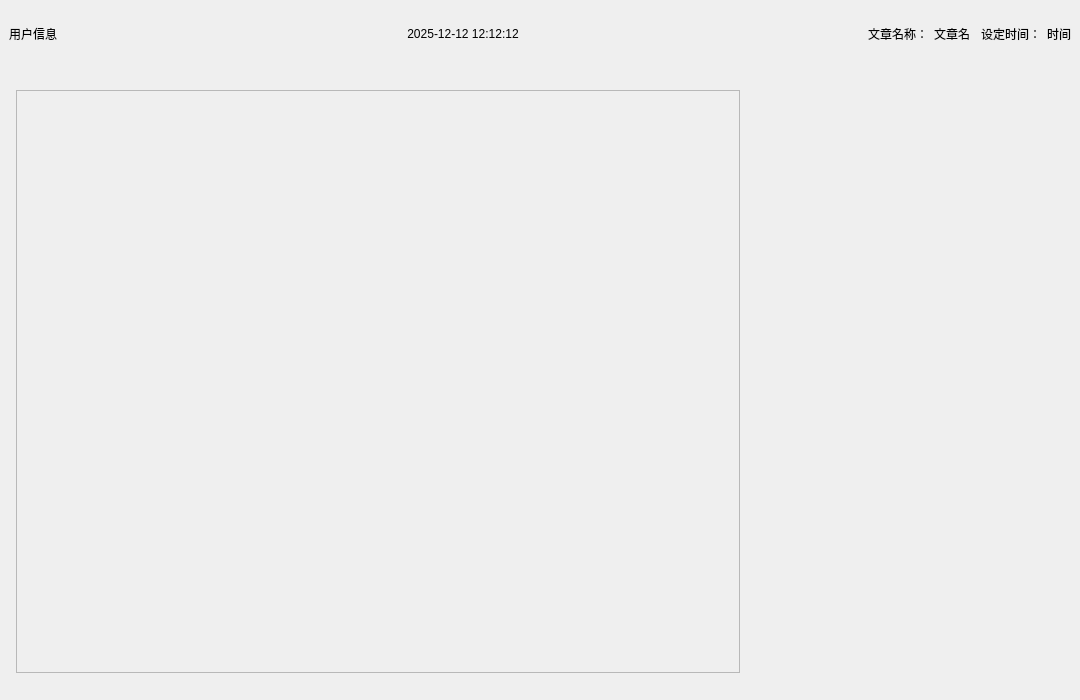
Above: practicewidget.ui from WangSuhang123/Fingertip-Light-Chase before the change. Below: the same form after it.
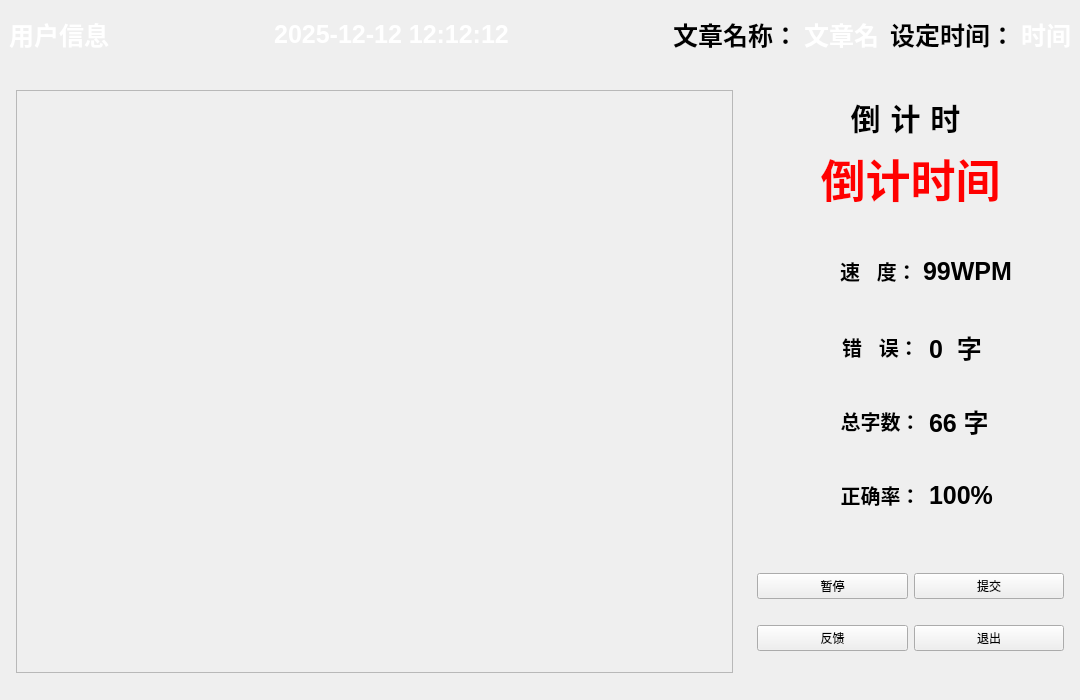
That is the form after the change. Icons and pictures are not drawn.

Patch:
```diff
--- a/practicewidget.ui
+++ b/practicewidget.ui
@@ -43,6 +43,12 @@
         <layout class="QHBoxLayout" name="horizontalLayout">
          <item>
           <widget class="QLabel" name="UserInfoLabel">
+           <property name="styleSheet">
+            <string notr="true">font-family: &quot;Microsoft YaHei&quot;;
+font-weight: bold;
+font-size: 25px;
+color: rgb(255, 255, 255);</string>
+           </property>
            <property name="text">
             <string>用户信息</string>
            </property>
@@ -63,6 +69,12 @@
          </item>
          <item>
           <widget class="QLabel" name="ClockLabel">
+           <property name="styleSheet">
+            <string notr="true">font-family: &quot;Microsoft YaHei&quot;;
+font-weight: bold;
+font-size: 25px;
+color: rgb(255, 255, 255);</string>
+           </property>
            <property name="text">
             <string>2025-12-12 12:12:12</string>
            </property>
@@ -86,6 +98,12 @@
          </item>
          <item>
           <widget class="QLabel" name="label">
+           <property name="styleSheet">
+            <string notr="true">font-family: &quot;Microsoft YaHei&quot;;
+font-weight: bold;
+font-size: 25px;
+</string>
+           </property>
            <property name="text">
             <string>文章名称：</string>
            </property>
@@ -93,6 +111,12 @@
          </item>
          <item>
           <widget class="QLabel" name="ArticleLabel">
+           <property name="styleSheet">
+            <string notr="true">font-family: &quot;Microsoft YaHei&quot;;
+font-weight: bold;
+font-size: 25px;
+color: rgb(255, 255, 255);</string>
+           </property>
            <property name="text">
             <string>文章名</string>
            </property>
@@ -116,6 +140,12 @@
          </item>
          <item>
           <widget class="QLabel" name="label_2">
+           <property name="styleSheet">
+            <string notr="true">font-family: &quot;Microsoft YaHei&quot;;
+font-weight: bold;
+font-size: 25px;
+</string>
+           </property>
            <property name="text">
             <string>设定时间：</string>
            </property>
@@ -123,6 +153,12 @@
          </item>
          <item>
           <widget class="QLabel" name="SetTime">
+           <property name="styleSheet">
+            <string notr="true">font-family: &quot;Microsoft YaHei&quot;;
+font-weight: bold;
+font-size: 25px;
+color: rgb(255, 255, 255);</string>
+           </property>
            <property name="text">
             <string>时间</string>
            </property>
@@ -159,7 +195,7 @@
                 <rect>
                  <x>0</x>
                  <y>0</y>
-                 <width>717</width>
+                 <width>697</width>
                  <height>576</height>
                 </rect>
                </property>
@@ -181,7 +217,388 @@
           </widget>
          </item>
          <item>
-          <widget class="QWidget" name="StateWidget" native="true"/>
+          <widget class="QWidget" name="StateWidget" native="true">
+           <layout class="QVBoxLayout" name="verticalLayout_6">
+            <property name="leftMargin">
+             <number>0</number>
+            </property>
+            <property name="topMargin">
+             <number>0</number>
+            </property>
+            <property name="rightMargin">
+             <number>0</number>
+            </property>
+            <property name="bottomMargin">
+             <number>0</number>
+            </property>
+            <item>
+             <widget class="QWidget" name="TimeWidget" native="true">
+              <layout class="QVBoxLayout" name="verticalLayout_4">
+               <item>
+                <widget class="QLabel" name="label_3">
+                 <property name="styleSheet">
+                  <string notr="true">font-family: &quot;Microsoft YaHei&quot;;
+font-weight: bold;
+font-size: 30px;
+letter-spacing: 10px;</string>
+                 </property>
+                 <property name="text">
+                  <string>倒计时</string>
+                 </property>
+                 <property name="alignment">
+                  <set>Qt::AlignmentFlag::AlignBottom|Qt::AlignmentFlag::AlignHCenter</set>
+                 </property>
+                </widget>
+               </item>
+               <item>
+                <widget class="QLabel" name="CountdownTimer">
+                 <property name="styleSheet">
+                  <string notr="true">font-family: &quot;Microsoft YaHei&quot;;
+font-weight: bold;
+font-size: 45px;
+color: rgb(255, 0, 0);</string>
+                 </property>
+                 <property name="text">
+                  <string>倒计时间</string>
+                 </property>
+                 <property name="alignment">
+                  <set>Qt::AlignmentFlag::AlignCenter</set>
+                 </property>
+                </widget>
+               </item>
+              </layout>
+             </widget>
+            </item>
+            <item>
+             <widget class="QWidget" name="widget" native="true">
+              <layout class="QVBoxLayout" name="verticalLayout_5">
+               <property name="leftMargin">
+                <number>25</number>
+               </property>
+               <property name="rightMargin">
+                <number>50</number>
+               </property>
+               <item>
+                <widget class="QWidget" name="SpeedWidget" native="true">
+                 <layout class="QHBoxLayout" name="horizontalLayout_3">
+                  <property name="leftMargin">
+                   <number>11</number>
+                  </property>
+                  <property name="topMargin">
+                   <number>11</number>
+                  </property>
+                  <property name="rightMargin">
+                   <number>11</number>
+                  </property>
+                  <property name="bottomMargin">
+                   <number>11</number>
+                  </property>
+                  <item>
+                   <widget class="QLabel" name="SpeedIcon">
+                    <property name="sizePolicy">
+                     <sizepolicy hsizetype="Preferred" vsizetype="Fixed">
+                      <horstretch>0</horstretch>
+                      <verstretch>0</verstretch>
+                     </sizepolicy>
+                    </property>
+                    <property name="minimumSize">
+                     <size>
+                      <width>50</width>
+                      <height>50</height>
+                     </size>
+                    </property>
+                    <property name="maximumSize">
+                     <size>
+                      <width>50</width>
+                      <height>50</height>
+                     </size>
+                    </property>
+                    <property name="text">
+                     <string/>
+                    </property>
+                    <property name="pixmap">
+                     <pixmap resource="res.qrc">:/res/icon/yibiao.png</pixmap>
+                    </property>
+                    <property name="scaledContents">
+                     <bool>true</bool>
+                    </property>
+                   </widget>
+                  </item>
+                  <item>
+                   <widget class="QLabel" name="label_5">
+                    <property name="sizePolicy">
+                     <sizepolicy hsizetype="Preferred" vsizetype="Preferred">
+                      <horstretch>0</horstretch>
+                      <verstretch>0</verstretch>
+                     </sizepolicy>
+                    </property>
+                    <property name="styleSheet">
+                     <string notr="true">font-family: &quot;Microsoft YaHei&quot;;
+font-weight: bold;
+font-size: 20px;
+</string>
+                    </property>
+                    <property name="text">
+                     <string>速   度：</string>
+                    </property>
+                    <property name="alignment">
+                     <set>Qt::AlignmentFlag::AlignCenter</set>
+                    </property>
+                   </widget>
+                  </item>
+                  <item>
+                   <widget class="QLabel" name="SpeedWPM">
+                    <property name="styleSheet">
+                     <string notr="true">font-family: &quot;Microsoft YaHei&quot;;
+font-weight: bold;
+font-size: 25px;
+</string>
+                    </property>
+                    <property name="text">
+                     <string>99WPM</string>
+                    </property>
+                   </widget>
+                  </item>
+                 </layout>
+                </widget>
+               </item>
+               <item>
+                <widget class="QWidget" name="ErrorWidget" native="true">
+                 <layout class="QHBoxLayout" name="horizontalLayout_4">
+                  <item>
+                   <widget class="QLabel" name="ErrorIcon">
+                    <property name="sizePolicy">
+                     <sizepolicy hsizetype="Fixed" vsizetype="Fixed">
+                      <horstretch>50</horstretch>
+                      <verstretch>50</verstretch>
+                     </sizepolicy>
+                    </property>
+                    <property name="minimumSize">
+                     <size>
+                      <width>50</width>
+                      <height>50</height>
+                     </size>
+                    </property>
+                    <property name="maximumSize">
+                     <size>
+                      <width>50</width>
+                      <height>50</height>
+                     </size>
+                    </property>
+                    <property name="text">
+                     <string/>
+                    </property>
+                    <property name="pixmap">
+                     <pixmap resource="res.qrc">:/res/icon/tongzhi.png</pixmap>
+                    </property>
+                    <property name="scaledContents">
+                     <bool>true</bool>
+                    </property>
+                   </widget>
+                  </item>
+                  <item>
+                   <widget class="QLabel" name="label_8">
+                    <property name="sizePolicy">
+                     <sizepolicy hsizetype="Preferred" vsizetype="Preferred">
+                      <horstretch>0</horstretch>
+                      <verstretch>0</verstretch>
+                     </sizepolicy>
+                    </property>
+                    <property name="styleSheet">
+                     <string notr="true">font-family: &quot;Microsoft YaHei&quot;;
+font-weight: bold;
+font-size: 20px;
+</string>
+                    </property>
+                    <property name="text">
+                     <string>错   误：</string>
+                    </property>
+                    <property name="alignment">
+                     <set>Qt::AlignmentFlag::AlignCenter</set>
+                    </property>
+                   </widget>
+                  </item>
+                  <item>
+                   <widget class="QLabel" name="ErrorCharacters">
+                    <property name="styleSheet">
+                     <string notr="true">font-family: &quot;Microsoft YaHei&quot;;
+font-weight: bold;
+font-size: 25px;
+</string>
+                    </property>
+                    <property name="text">
+                     <string>0  字</string>
+                    </property>
+                   </widget>
+                  </item>
+                 </layout>
+                </widget>
+               </item>
+               <item>
+                <widget class="QWidget" name="AllCharactersWidget" native="true">
+                 <layout class="QHBoxLayout" name="horizontalLayout_5">
+                  <item>
+                   <widget class="QLabel" name="label_11">
+                    <property name="sizePolicy">
+                     <sizepolicy hsizetype="Preferred" vsizetype="Preferred">
+                      <horstretch>50</horstretch>
+                      <verstretch>50</verstretch>
+                     </sizepolicy>
+                    </property>
+                    <property name="minimumSize">
+                     <size>
+                      <width>50</width>
+                      <height>50</height>
+                     </size>
+                    </property>
+                    <property name="maximumSize">
+                     <size>
+                      <width>50</width>
+                      <height>50</height>
+                     </size>
+                    </property>
+                    <property name="text">
+                     <string/>
+                    </property>
+                    <property name="pixmap">
+                     <pixmap resource="res.qrc">:/res/icon/tongji.png</pixmap>
+                    </property>
+                    <property name="scaledContents">
+                     <bool>true</bool>
+                    </property>
+                   </widget>
+                  </item>
+                  <item>
+                   <widget class="QLabel" name="label_6">
+                    <property name="styleSheet">
+                     <string notr="true">font-family: &quot;Microsoft YaHei&quot;;
+font-weight: bold;
+font-size: 20px;
+</string>
+                    </property>
+                    <property name="text">
+                     <string>总字数：</string>
+                    </property>
+                    <property name="alignment">
+                     <set>Qt::AlignmentFlag::AlignCenter</set>
+                    </property>
+                   </widget>
+                  </item>
+                  <item>
+                   <widget class="QLabel" name="PracticeAllCharacters">
+                    <property name="styleSheet">
+                     <string notr="true">font-family: &quot;Microsoft YaHei&quot;;
+font-weight: bold;
+font-size: 25px;
+</string>
+                    </property>
+                    <property name="text">
+                     <string>66 字</string>
+                    </property>
+                   </widget>
+                  </item>
+                 </layout>
+                </widget>
+               </item>
+               <item>
+                <widget class="QWidget" name="AccuracyWidget" native="true">
+                 <layout class="QHBoxLayout" name="horizontalLayout_6">
+                  <item>
+                   <widget class="QLabel" name="AccuracyIcon">
+                    <property name="minimumSize">
+                     <size>
+                      <width>50</width>
+                      <height>50</height>
+                     </size>
+                    </property>
+                    <property name="maximumSize">
+                     <size>
+                      <width>50</width>
+                      <height>50</height>
+                     </size>
+                    </property>
+                    <property name="text">
+                     <string/>
+                    </property>
+                    <property name="pixmap">
+                     <pixmap resource="res.qrc">:/res/icon/app.png</pixmap>
+                    </property>
+                    <property name="scaledContents">
+                     <bool>true</bool>
+                    </property>
+                   </widget>
+                  </item>
+                  <item>
+                   <widget class="QLabel" name="label_7">
+                    <property name="styleSheet">
+                     <string notr="true">font-family: &quot;Microsoft YaHei&quot;;
+font-weight: bold;
+font-size: 20px;
+</string>
+                    </property>
+                    <property name="text">
+                     <string>正确率：</string>
+                    </property>
+                    <property name="alignment">
+                     <set>Qt::AlignmentFlag::AlignCenter</set>
+                    </property>
+                   </widget>
+                  </item>
+                  <item>
+                   <widget class="QLabel" name="PracticeAccuracy">
+                    <property name="styleSheet">
+                     <string notr="true">font-family: &quot;Microsoft YaHei&quot;;
+font-weight: bold;
+font-size: 25px;
+</string>
+                    </property>
+                    <property name="text">
+                     <string>100%</string>
+                    </property>
+                   </widget>
+                  </item>
+                 </layout>
+                </widget>
+               </item>
+              </layout>
+             </widget>
+            </item>
+            <item>
+             <widget class="QWidget" name="PracticeBtnWidget" native="true">
+              <layout class="QGridLayout" name="gridLayout">
+               <item row="0" column="0">
+                <widget class="QPushButton" name="StopBtn">
+                 <property name="text">
+                  <string>暂停</string>
+                 </property>
+                </widget>
+               </item>
+               <item row="0" column="1">
+                <widget class="QPushButton" name="SubmitBtn">
+                 <property name="text">
+                  <string>提交</string>
+                 </property>
+                </widget>
+               </item>
+               <item row="1" column="0">
+                <widget class="QPushButton" name="FeedbackBtn">
+                 <property name="text">
+                  <string>反馈</string>
+                 </property>
+                </widget>
+               </item>
+               <item row="1" column="1">
+                <widget class="QPushButton" name="ExitBtn">
+                 <property name="text">
+                  <string>退出</string>
+                 </property>
+                </widget>
+               </item>
+              </layout>
+             </widget>
+            </item>
+           </layout>
+          </widget>
          </item>
         </layout>
        </widget>
```
Left out of the diff: 4 changed lines with no effect on the pictures.
